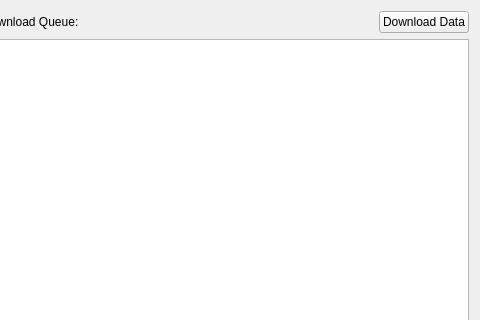
Qt form app/widgetdataorder.ui (DFO-Ocean-Navigator/Navigator2Go) before a commit; both pictures show x 548 to 1028 and y 0 to 320 of the 1028 by 647 pixel window.
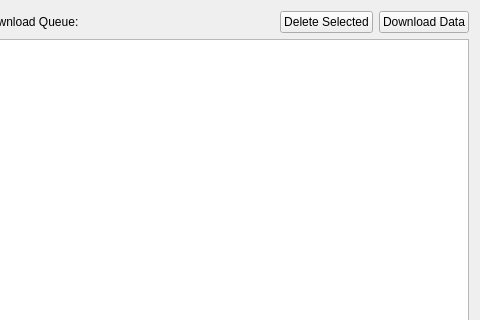
The same form after that commit. Icons and pictures are not drawn.

```diff
--- a/app/widgetdataorder.ui
+++ b/app/widgetdataorder.ui
@@ -239,6 +239,13 @@
          </property>
         </spacer>
        </item>
+       <item>
+        <widget class="QPushButton" name="pushButton">
+         <property name="text">
+          <string>Delete Selected</string>
+         </property>
+        </widget>
+       </item>
        <item>
         <widget class="QPushButton" name="pushButtonDownload">
          <property name="enabled">
```
